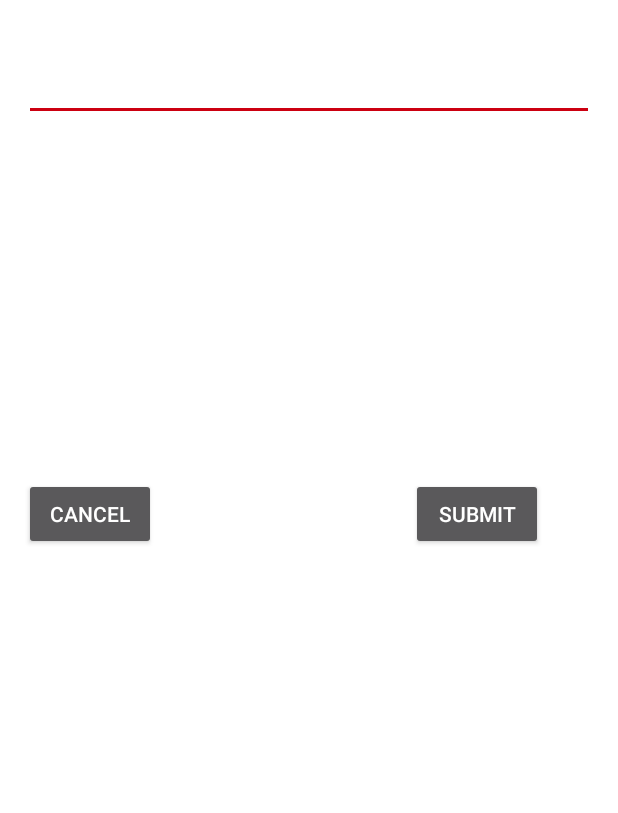
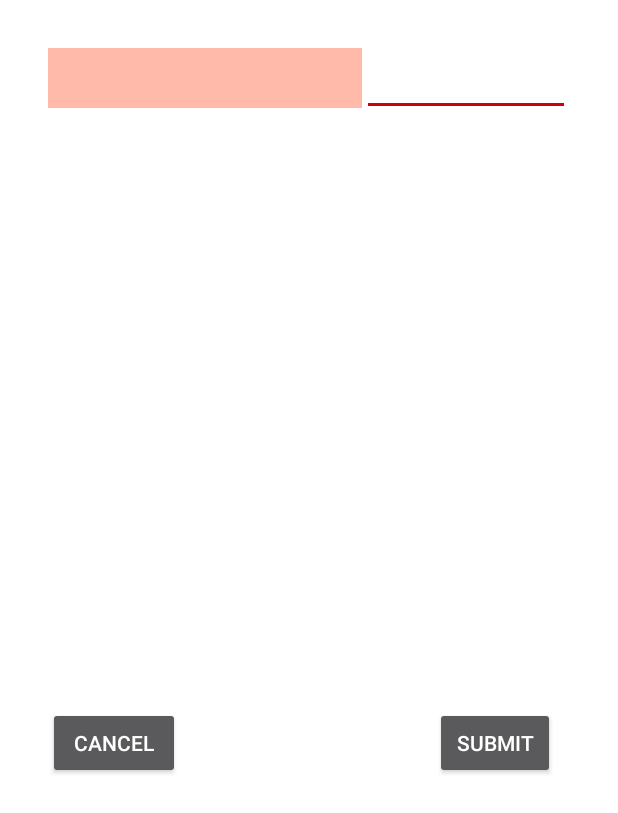
Before and after one commit to saksheesaxena/Customer_Complaints, an Android app: the MainActivity screen opened directly, with no data from a screen before it, after a tap on "REGISTER COMPLAINT WITHOUT PHOTO", on a phone screen of 412 x 824 dp. Shown: the top 813 px of the screen. Run offline under Robolectric (Android 15) with nearby library versions, the phone set to English and light mode, and no system bars; 4 statements that could not run were skipped.

Commit message:
changes..ignore

```diff
--- a/app/src/main/java/com/example/admin/customer_complaints/MainActivity.java
+++ b/app/src/main/java/com/example/admin/customer_complaints/MainActivity.java
@@ -7,6 +7,7 @@
 import android.provider.MediaStore;
 import android.support.v7.app.ActionBarActivity;
 import android.os.Bundle;
+import android.support.v7.widget.Toolbar;
 import android.view.Menu;
 import android.view.MenuItem;
 import android.view.View;
@@ -23,6 +24,8 @@
 
 public class MainActivity extends ActionBarActivity {
 
+    public Toolbar toolbar;
+
     Button b1;
     Button b2;
     Button b3;
@@ -36,6 +39,13 @@
     protected void onCreate(Bundle savedInstanceState) {
         super.onCreate(savedInstanceState);
         setContentView(R.layout.activity_main);
+        toolbar= (Toolbar)findViewById(R.id.toolbar);
+        if (toolbar!=null){
+            setSupportActionBar(toolbar);
+            getSupportActionBar().setDisplayHomeAsUpEnabled(true);
+
+
+        }
 
         b1 = (Button) findViewById(R.id.button);
         b2 = (Button) findViewById(R.id.button1);
--- a/app/src/main/java/com/example/admin/customer_complaints/SecondActivity.java
+++ b/app/src/main/java/com/example/admin/customer_complaints/SecondActivity.java
@@ -28,6 +28,10 @@
     protected void onCreate(Bundle savedInstanceState) {
         super.onCreate(savedInstanceState);
         setContentView(R.layout.activity_second);
+        tv = (TextView)findViewById(R.id.textView);
+        tv1 = (TextView)findViewById(R.id.textView1);
+        tv2 = (TextView)findViewById(R.id.textView2);
+        tv3 = (TextView)findViewById(R.id.textView3);
         b4 = (Button) findViewById(R.id.button4);
         b5 = (Button) findViewById(R.id.button5);
         spinner = (Spinner)findViewById(R.id.department_spinner);
--- a/app/src/main/res/layout/activity_main.xml
+++ b/app/src/main/res/layout/activity_main.xml
@@ -3,11 +3,10 @@
     xmlns:tools="http://schemas.android.com/tools"
     android:layout_width="match_parent"
     android:layout_height="match_parent"
-    android:paddingLeft="@dimen/activity_horizontal_margin"
-    android:paddingRight="@dimen/activity_horizontal_margin"
-    android:paddingTop="@dimen/activity_vertical_margin"
-    android:paddingBottom="@dimen/activity_vertical_margin" tools:context=".MainActivity">
-
+    tools:context=".MainActivity">
+    <include
+        android:id="@id/toolbar"
+        layout="@layout/tool_bar" />
     <Button
         android:layout_width="match_parent"
         android:layout_height="wrap_content"
@@ -15,7 +14,7 @@
         android:id="@+id/button"
         android:layout_alignParentTop="true"
         android:layout_centerHorizontal="true"
-        android:layout_marginTop="30dp" />
+        android:layout_marginTop="100dp" />
 
     <Button
         android:layout_width="match_parent"
@@ -24,7 +23,8 @@
         android:id="@+id/button1"
         android:layout_below="@+id/button"
         android:layout_centerHorizontal="true"
-        android:layout_marginTop="30dp" />
+        android:layout_marginTop="150dp"
+         />
 
 
     <Button
@@ -33,17 +33,8 @@
         android:text="Track your complaint"
         android:id="@+id/button2"
         android:layout_centerHorizontal="true"
-        android:layout_marginTop="180dp" />
+        android:layout_marginTop="200dp" />
 
-    <Button
-        android:layout_width="match_parent"
-        android:layout_height="wrap_content"
-        android:text="View all the complaints"
-        android:id="@+id/button3"
-        android:layout_below="@+id/button"
-        android:layout_centerHorizontal="true"
-        android:layout_marginTop="180dp"
-        android:layout_marginBottom="0dp"/>
 
 
 </RelativeLayout>
--- a/app/src/main/res/layout/activity_second.xml
+++ b/app/src/main/res/layout/activity_second.xml
@@ -1,7 +1,3 @@
-<ScrollView xmlns:android="http://schemas.android.com/apk/res/android"
-    android:layout_width="fill_parent"
-    android:layout_height="fill_parent"
-    >
 
 <LinearLayout
     xmlns:android="http://schemas.android.com/apk/res/android"
@@ -13,51 +9,36 @@
     android:paddingTop="@dimen/activity_vertical_margin"
     android:paddingBottom="@dimen/activity_vertical_margin"
     android:orientation="vertical"
-    tools:context="com.example.admin.customer_complaints.SecondActivity">
+    tools:context="com.example.admin.customer_complaints.SecondActivity"
+    android:weightSum="1">
+    <ScrollView
+        android:id="@+id/ScrollView"
+        android:layout_width="fill_parent"
+        android:layout_height="wrap_content"
+        xmlns:android="http://schemas.android.com/apk/res/android">
 
+    <TableLayout xmlns:android="http://schemas.android.com/apk/res/android"
+        android:layout_width="fill_parent"
+        android:layout_height="fill_parent"
+        android:padding="16dp"
+
+        android:weightSum="1"
+        android:orientation="vertical">
+    <TableRow>
 
     <TextView
-        android:layout_width="wrap_content"
-        android:layout_height="wrap_content"
+        android:layout_width="match_parent"
+        android:layout_height="40dip"
+        android:textColor="#141414"
         android:id="@+id/textView"
-        android:layout_gravity="center_horizontal" />
+        android:layout_gravity="center_horizontal"
+        android:layout_weight="0.07"
+        android:background="#ffbaa9"/>
     <EditText
-        android:layout_width="match_parent"
-        android:layout_height="wrap_content"
-        android:hint="Enter your name"/>
+        android:hint="Enter your name"
+        android:textColor="#141414" />
+    </TableRow>
 
-
-    <TextView
-        android:layout_width="wrap_content"
-        android:layout_height="wrap_content"
-        android:id="@+id/textView1"
-        android:layout_gravity="center_horizontal" />
-    <EditText
-        android:layout_width="match_parent"
-        android:layout_height="wrap_content"
-        android:hint="Enter your phone number"/>
-
-
-    <TextView
-        android:layout_width="wrap_content"
-        android:layout_height="wrap_content"
-        android:id="@+id/textView2"
-        android:layout_gravity="center_horizontal" />
-    <EditText
-        android:layout_width="match_parent"
-        android:layout_height="wrap_content"
-        android:hint="Enter your email id"/>
-
-
-    <TextView
-        android:layout_width="wrap_content"
-        android:layout_height="wrap_content"
-        android:id="@+id/textView3"
-        android:layout_gravity="center_vertical" />
-    <EditText
-        android:layout_width="match_parent"
-        android:layout_height="wrap_content"
-        android:hint="Enter the description"/>
 
     <Spinner
         android:layout_width="match_parent"
@@ -65,13 +46,14 @@
         android:spinnerMode="dialog"
         android:entries="@array/departments"
         android:id="@+id/department_spinner"
-        android:layout_marginTop="10dp"/>
+        android:layout_marginTop="360dp"/>
 
 
    <LinearLayout
        android:layout_width="match_parent"
        android:layout_height="wrap_content"
-       android:orientation="horizontal">
+       android:orientation="horizontal"
+       android:layout_weight="7.80">
     <Button
         android:layout_width="wrap_content"
         android:layout_height="wrap_content"
@@ -96,6 +78,8 @@
         android:layout_marginRight="10dp"
         android:layout_marginTop="10dp"
         />
+
 </LinearLayout>
+    </TableLayout>
+    </ScrollView>
 </LinearLayout>
-    </ScrollView>
--- a/app/src/main/res/layout/tool_bar.xml
+++ b/app/src/main/res/layout/tool_bar.xml
@@ -4,6 +4,7 @@
     android:layout_height="wrap_content"
     android:background="@color/Theme_color"
     android:elevation="4dp"
+    android:id="@+id/toolbar"
 
     >
 </android.support.v7.widget.Toolbar>
--- a/app/src/main/res/values/strings.xml
+++ b/app/src/main/res/values/strings.xml
@@ -10,7 +10,9 @@
     <string name="Choose_Category">Choose a Category</string>
 
     <!-- second activity settings-->
-    <string name="Choose_department">Choose a Department</string>
+    <string name="Choose_department">Choose a Department
+    <string name="Enter your name"></string></string>
+
     <string-array name="departments">
         <item>market department </item>
         <item>water supply</item>
```
Also changed, not shown: 1 other file.
